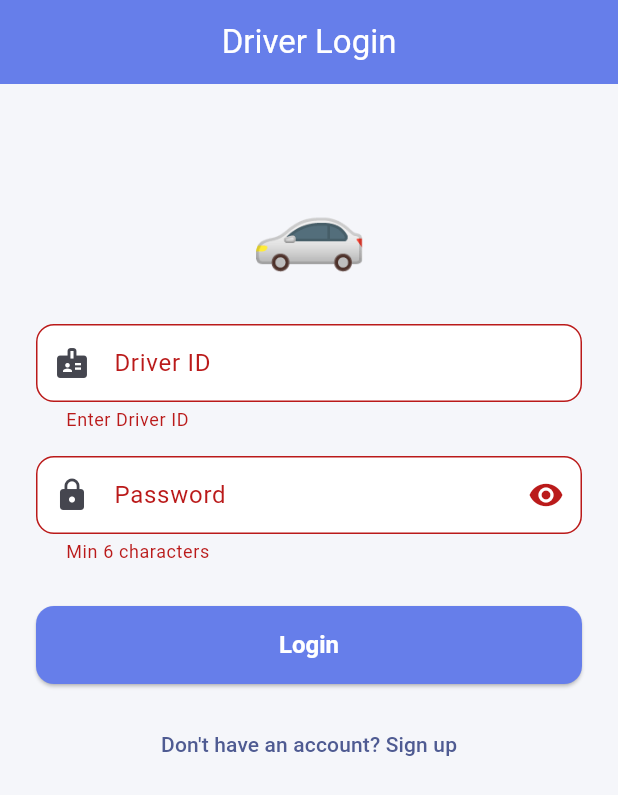
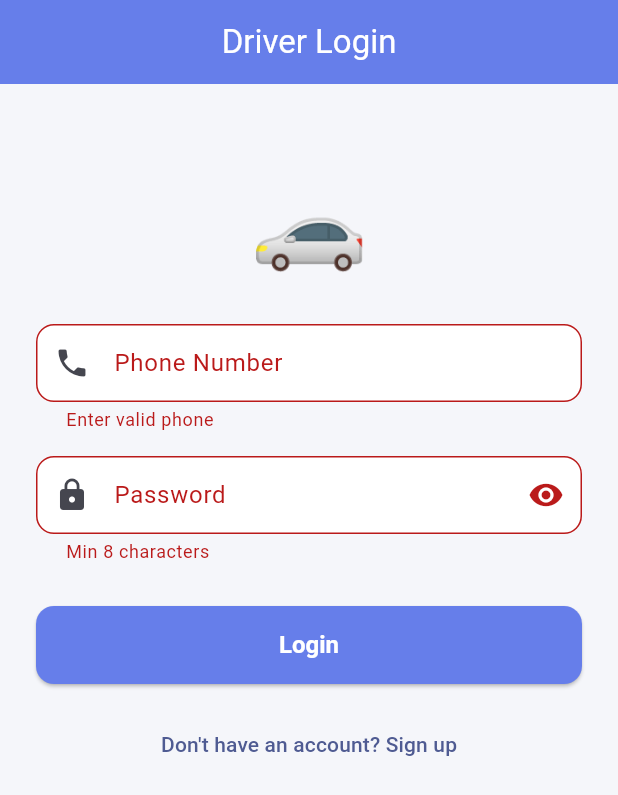
Before and after one commit to Abhishek2026-23/Trackify-, a Flutter app: the LoginScreen screen opened directly, after a tap on "Login", on a phone screen of 412 x 824 dp. Shown: the top 795 px of the screen. Run offline on Flutter 3.47's test engine with Material 3 defaults, Android fonts, the phone set to English and light mode, and no system bars; our stand-ins replace flutter_map, geolocator, latlong2, shared_preferences, socket_io_client; accounts and stored records are empty; network calls fail.

Commit message:
Fix: deprecations, async context gaps, login flow, vehicle icon

```diff
--- a/flutter-app/lib/screens/auth/login_screen.dart
+++ b/flutter-app/lib/screens/auth/login_screen.dart
@@ -16,7 +16,6 @@ class LoginScreen extends StatefulWidget {
 class _LoginScreenState extends State<LoginScreen> {
   final _formKey = GlobalKey<FormState>();
   final _phoneCtrl = TextEditingController();
-  final _driverIdCtrl = TextEditingController();
   final _passCtrl = TextEditingController();
   bool _obscure = true;
 
@@ -25,15 +24,16 @@ class _LoginScreenState extends State<LoginScreen> {
   Future<void> _login() async {
     if (!_formKey.currentState!.validate()) return;
     final auth = context.read<AuthProvider>();
-    final data = isDriver
-        ? {'driverId': _driverIdCtrl.text.trim(), 'password': _passCtrl.text}
-        : {'phone': _phoneCtrl.text.trim(), 'password': _passCtrl.text};
+    final navigator = Navigator.of(context);
+    final data = {
+      'phone': _phoneCtrl.text.trim(),
+      'password': _passCtrl.text,
+    };
 
     final ok = await auth.login(data);
     if (!mounted) return;
     if (ok) {
-      Navigator.pushAndRemoveUntil(
-        context,
+      navigator.pushAndRemoveUntil(
         MaterialPageRoute(builder: (_) =>
             isDriver ? const DriverDashboard() : const PassengerMapScreen()),
         (_) => false,
@@ -58,14 +58,6 @@ class _LoginScreenState extends State<LoginScreen> {
             const SizedBox(height: 20),
             Text(isDriver ? '🚗' : '👤', style: const TextStyle(fontSize: 64)),
             const SizedBox(height: 24),
-            if (isDriver)
-              TextFormField(
-                controller: _driverIdCtrl,
-                decoration: const InputDecoration(labelText: 'Driver ID',
-                    prefixIcon: Icon(Icons.badge)),
-                validator: (v) => v!.isEmpty ? 'Enter Driver ID' : null,
-              )
-            else
             TextFormField(
               controller: _phoneCtrl,
               keyboardType: TextInputType.phone,
@@ -85,7 +77,7 @@ class _LoginScreenState extends State<LoginScreen> {
                   onPressed: () => setState(() => _obscure = !_obscure),
                 ),
               ),
-              validator: (v) => v!.length < 6 ? 'Min 6 characters' : null,
+              validator: (v) => v!.length < 8 ? 'Min 8 characters' : null,
             ),
             const SizedBox(height: 28),
             auth.loading
--- a/flutter-app/lib/screens/driver/driver_dashboard.dart
+++ b/flutter-app/lib/screens/driver/driver_dashboard.dart
@@ -44,10 +44,12 @@ class _DriverDashboardState extends State<DriverDashboard> {
           IconButton(
             icon: const Icon(Icons.logout),
             onPressed: () async {
+              final navigator = Navigator.of(context);
+              final auth = context.read<AuthProvider>();
               loc.stopTracking();
-              await context.read<AuthProvider>().logout();
+              await auth.logout();
               if (!mounted) return;
-              Navigator.pushAndRemoveUntil(context,
+              navigator.pushAndRemoveUntil(
                   MaterialPageRoute(builder: (_) => const RoleSelectionScreen()),
                   (_) => false);
             },
--- a/flutter-app/lib/screens/passenger/nearby_drivers_screen.dart
+++ b/flutter-app/lib/screens/passenger/nearby_drivers_screen.dart
@@ -45,7 +45,7 @@ class NearbyDriversScreen extends StatelessWidget {
                       label: Text(labels[type]!),
                       selected: drivers.filter == type,
                       onSelected: (_) => drivers.setFilter(type),
-                      selectedColor: AppTheme.primary.withOpacity(0.2),
+                      selectedColor: AppTheme.primary.withValues(alpha: 0.2),
                     ),
                   );
                 }).toList(),
@@ -92,7 +92,7 @@ class _DriverListTile extends StatelessWidget {
         leading: Container(
           width: 52, height: 52,
           decoration: BoxDecoration(
-            color: AppTheme.primary.withOpacity(0.1),
+            color: AppTheme.primary.withValues(alpha: 0.1),
             borderRadius: BorderRadius.circular(12),
           ),
           child: Center(child: Text(driver.vehicleIcon,
@@ -138,7 +138,7 @@ class _Tag extends StatelessWidget {
     return Container(
       padding: const EdgeInsets.symmetric(horizontal: 8, vertical: 2),
       decoration: BoxDecoration(
-        color: color.withOpacity(0.1),
+        color: color.withValues(alpha: 0.1),
         borderRadius: BorderRadius.circular(8),
       ),
       child: Text(text, style: TextStyle(color: color, fontSize: 11,
--- a/flutter-app/lib/screens/role_selection_screen.dart
+++ b/flutter-app/lib/screens/role_selection_screen.dart
@@ -77,7 +77,7 @@ class _RoleCard extends StatelessWidget {
       child: Container(
         padding: const EdgeInsets.all(24),
         decoration: BoxDecoration(
-          color: Colors.white.withOpacity(0.15),
+          color: Colors.white.withValues(alpha: 0.15),
           borderRadius: BorderRadius.circular(16),
           border: Border.all(color: Colors.white30),
         ),
--- a/flutter-app/lib/screens/splash_screen.dart
+++ b/flutter-app/lib/screens/splash_screen.dart
@@ -27,8 +27,8 @@ class _SplashScreenState extends State<SplashScreen>
   }
 
   void _navigate() {
+    if (!mounted) return;
     final auth = context.read<AuthProvider>();
-    if (!mounted) return;
     if (auth.isLoggedIn) {
       final screen = auth.user!.isDriver
           ? const DriverDashboard()
```
Also changed, not shown: flutter-app/lib/models/driver_model.dart (+4 -3 lines), flutter-app/lib/screens/passenger/passenger_map_screen.dart (+5 -4 lines), flutter-app/lib/services/socket_service.dart (+8 -7 lines). Lines whose indentation alone changed are shown as unchanged.
